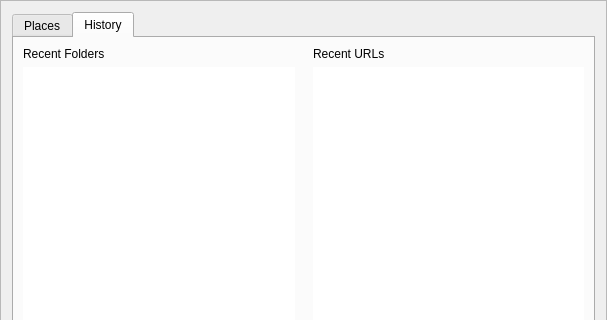
Old version of the form app/startpage.ui in the repository KDE/gwenview; both pictures show x 0 to 607 and y 0 to 320 of the 607 by 618 pixel window.
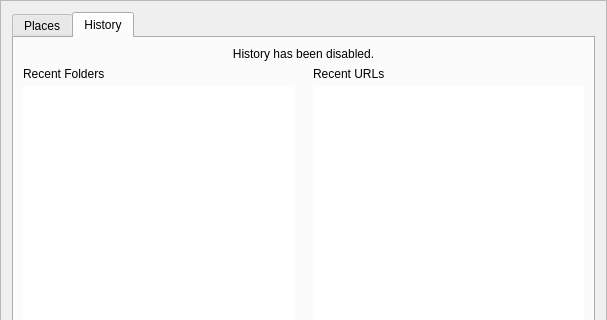
New version of the form. The open tabs and pages were chosen to show the change. Custom widgets are drawn as their Qt base class.

Commit message: Added config option to disable history.

```diff
--- a/app/startpage.ui
+++ b/app/startpage.ui
@@ -129,7 +129,23 @@
       <attribute name="title">
        <string>History</string>
       </attribute>
+      <layout class="QVBoxLayout" name="verticalLayout">
+       <item>
+        <widget class="QLabel" name="mHistoryDisabledLabel">
+         <property name="text">
+          <string>History has been disabled.</string>
+         </property>
+         <property name="alignment">
+          <set>Qt::AlignHCenter|Qt::AlignTop</set>
+         </property>
+        </widget>
+       </item>
+       <item>
+        <widget class="QWidget" name="mHistoryWidget" native="true">
       <layout class="QGridLayout" name="gridLayout_2">
+          <property name="margin">
+           <number>0</number>
+          </property>
        <item row="0" column="0">
         <widget class="QLabel" name="label_2">
          <property name="sizePolicy">
@@ -208,6 +224,9 @@
            <height>32</height>
           </size>
          </property>
+           </widget>
+          </item>
+         </layout>
         </widget>
        </item>
       </layout>
```
Lines whose indentation alone changed are shown as unchanged. The commit also changes 7 other files.
